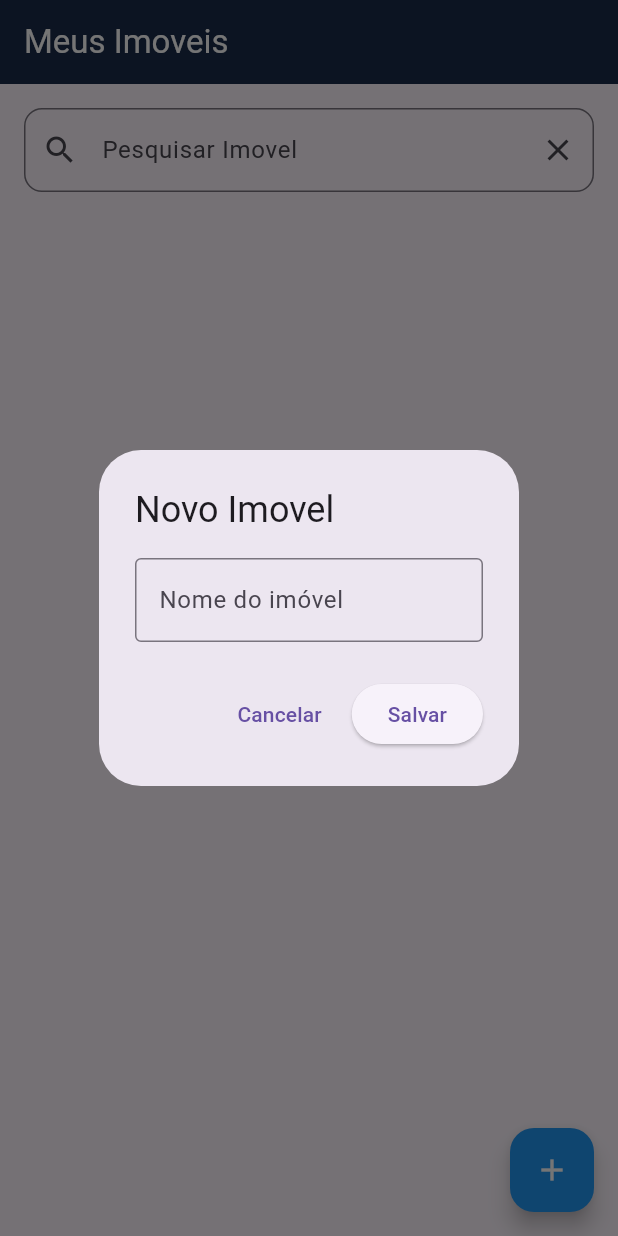
After one commit to rafaelfmaranhao/medidor_plus, a Flutter app: the ImoveisPage screen opened directly, after a tap on the "add" icon, on a phone screen of 412 x 824 dp. The commit adds this screen. Run offline on Flutter 3.47's test engine with Material 3 defaults, Android fonts, the phone set to English and light mode, and no system bars; network calls fail.

Commit message:
criacao da tela de cadastrod de imoveis- criacao do service da imoveis

```diff
--- a/lib/main.dart
+++ b/lib/main.dart
@@ -1,7 +1,9 @@
 import 'package:flutter/material.dart';
 import 'package:medidor_plus/screens/dashboard.dart';
+import 'package:medidor_plus/screens/imoveis.dart';
 import 'screens/login.dart';
+import 'screens/imoveis.dart';
 
 void main() {
-  runApp(MaterialApp(home: LoginPage()));
+  runApp(MaterialApp(home: ImoveisPage(token: 'meu token teste',)));
 }
--- /dev/null
+++ b/lib/screens/imoveis.dart
@@ -0,0 +1,191 @@
+import 'package:flutter/material.dart';
+import 'package:medidor_plus/services/imoveisServices.dart';
+
+class ImoveisPage extends StatefulWidget {
+
+  final String token;
+  const ImoveisPage({required this.token,super.key});
+
+
+  @override
+  State<ImoveisPage> createState() => _ImoveisPageState();
+}
+
+class _ImoveisPageState extends State<ImoveisPage> {
+
+  final imovelservice = ImoveisService();
+  final pesquisaCotroller = TextEditingController();
+  List<dynamic> imoveis = [];
+  bool carregando = false;
+
+  @override
+
+  void initState(){
+    super.initState();
+    carregarImoveis();
+  }
+  Future<void>carregarImoveis([String pesquisa = ''])async {
+    setState(() =>carregando =true );
+    final resultadopesquisa = await imovelservice.getImoveis(widget.token, pesquisa: pesquisa);
+    setState(() {
+      imoveis = resultadopesquisa;
+      carregando = false;
+    });
+
+  }
+
+//alert para cadastrar
+  void dialogCadastrar(){
+    final nomeController = TextEditingController();
+    showDialog(context: context, builder: (context)=>
+    AlertDialog(
+      title: Text('Novo Imovel'),
+      content: TextField(
+        controller: nomeController,
+        decoration: InputDecoration(
+          labelText: 'Nome do imóvel',
+          border: OutlineInputBorder(),
+        ),
+      ),
+      actions: [
+        TextButton(onPressed: ()=> Navigator.pop(context), child: Text('Cancelar')),
+        ElevatedButton(onPressed: ()async{
+          final resposta = await imovelservice.cadastrar(widget.token, nomeController.text);
+          Navigator.pop(context);
+          carregarImoveis();
+          ScaffoldMessenger.of(context).showSnackBar(
+            SnackBar(content: Text(resposta['message']))
+          );
+        }, child: Text('Salvar'))
+      ],
+    ));
+  }
+//alert para editar
+
+  void dialogEditar(int id, String nomeAtual){
+
+    final nomeController = TextEditingController(text: nomeAtual);
+
+    showDialog(context: context, builder: (context)=> AlertDialog(
+      title: Text('Editar Imovel'),
+      content: TextField(
+        controller: nomeController,
+        decoration: InputDecoration(
+          labelText: 'Nome do imovel',
+          border: OutlineInputBorder(),
+        ),
+
+      ),
+      actions: [
+        TextButton(onPressed: ()=> Navigator.pop(context), child: Text('Cancelar')),
+        ElevatedButton(onPressed: () async{
+          final resposta = await imovelservice.atualizar(widget.token, id, nomeController.text);
+          Navigator.pop(context);
+          carregarImoveis();
+          ScaffoldMessenger.of(context).showSnackBar(
+            SnackBar(content: Text(resposta['message']))
+          );
+        }, child: Text('Atualizar')),
+
+      ],
+    )
+    );
+
+  }
+
+//delete
+
+  void dialogDeletar(int id, String nome){
+    showDialog(
+      context: context,
+      builder: (context)=>AlertDialog(
+        title: Text('Remover imovel'),
+        content: Text('Deseja remover "$nome"?'),
+        actions: [
+          TextButton(
+            onPressed: () => Navigator.pop(context),
+            child: Text('Cancelar')),
+          ElevatedButton(
+            onPressed: ()async{
+              final resposta = await imovelservice.deletar(widget.token, id);
+              carregarImoveis();
+              ScaffoldMessenger.of(context).showSnackBar(SnackBar(content: Text(resposta['message'])));
+            },
+            child: Text('Remover', style: TextStyle(color: Colors.white),))
+        ],
+      ));
+  }
+
+
+  Widget build(BuildContext context) {
+    return Scaffold(
+      appBar: AppBar(
+        title: Text('Meus Imoveis'),
+        backgroundColor: Color(0xFF1A2B4A),
+        foregroundColor: Colors.white,
+      ),
+      floatingActionButton: FloatingActionButton(
+        onPressed: dialogCadastrar,
+        backgroundColor: Colors.blue,
+        child: Icon(Icons.add, color: Colors.white,),
+      ),
+      body: Column(
+        children: [
+          Padding(
+            padding: EdgeInsets.all(16),
+            child: TextField(
+              controller: pesquisaCotroller,
+              decoration: InputDecoration(
+                labelText: 'Pesquisar Imovel',
+                prefixIcon: Icon(Icons.search),
+                border: OutlineInputBorder(
+                  borderRadius: BorderRadius.circular(12)
+                ),
+                suffixIcon: IconButton(
+                  onPressed: (){
+                    pesquisaCotroller.clear();
+                    carregarImoveis();
+                  },
+                  icon: Icon(Icons.clear)
+                  )
+              ),
+              onChanged: (value)=> carregarImoveis(value),
+            ),
+          ),
+          Expanded(child: carregando ? Center(child: CircularProgressIndicator()) : imoveis.isEmpty ?Center(
+            child: Text('Nenhum imovel cadastrado')): ListView.separated(
+
+              itemCount: imoveis.length,
+              separatorBuilder: (context, index)=> Divider(),
+              itemBuilder: (context, index){
+
+                final imovel = imoveis[index];
+                return ListTile(
+                  leading: CircleAvatar(
+                    backgroundColor: Colors.blue.shade50 ,
+                    child: Icon(Icons.home, color: Colors.blue),
+                  ),
+                  title: Text(imovel['nome']),
+                  subtitle: Text('ID: ${imovel['id']}'),
+                  trailing: Row(
+                    mainAxisSize: MainAxisSize.min,
+                    children: [
+                      IconButton(
+                        onPressed: ()=> dialogEditar(imovel['id'], imovel['nome']),
+                        icon: Icon(Icons.edit, color: Colors.amber,)
+                      ),
+                      IconButton(
+                        onPressed: ()=> dialogDeletar(imovel['id'], imovel['nome']),
+                        icon: Icon(Icons.delete, color: Colors.redAccent,))
+                    ],
+                  ),
+                );
+
+              })
+          )
+
+        ],
+      )
+    );
+  }
+}
--- /dev/null
+++ b/lib/services/imoveisServices.dart
@@ -0,0 +1,65 @@
+import 'dart:convert';
+import 'dart:async';
+import 'package:http/http.dart' as http; // <-- Faltava essa linha!
+
+
+class ImoveisService{
+  final String baseUrl = 'http://10.0.2.2:5000';
+
+  Map<String, String>_headers(String token) =>{
+    'Content-Type' : 'application/json',
+    'Authorization': 'Bearer $token'
+  };
+//lista os imoveis
+  Future<List<dynamic>> getImoveis(String token, {String pesquisa = ''})async {
+    try {
+      final response = await http.get(
+        Uri.parse('$baseUrl/imoveis?q=$pesquisa'),
+        headers: _headers(token),
+
+      );
+      return jsonDecode(response.body);
+    }catch (e){
+      return [];
+    }
+    }
+//cadastrar imoveis
+  Future<Map<String, dynamic>> cadastrar(String token, String nome) async {
+    try{
+      final response = await http.post(
+        Uri.parse('$baseUrl/imoveis/cadastrar'),
+        headers: _headers(token),
+        body: jsonEncode({'nome' : nome}),
+      );
+      return jsonDecode(response.body);
+    }catch(e){
+      return {'success': false, 'message': 'Erro: $e'};
+    }
+  }
+//atualizaar imoveis
+  Future<Map<String, dynamic>> atualizar(String token, int id, String nome)async {
+    try{
+      final response = await http.put(
+        Uri.parse('$baseUrl/imoveis/atualizar'),
+        headers: _headers(token),
+        body: jsonEncode({'id': id, 'nome': nome}),
+      );
+      return jsonDecode(response.body);
+
+    }catch(e){
+      return {'success':false,'message':'Erro:$e'};
+    }
+  }
+  Future<Map<String, dynamic>>deletar(String token, int id) async{
+    try{
+      final response = await http.delete(
+        Uri.parse('$baseUrl/imoveis/deletar'),
+        headers: _headers(token),
+        body: jsonEncode({'id': id}),
+      );
+    return jsonDecode(response.body);
+    }catch(e){
+    return {'success': false, 'message': 'Erro: $e'};
+  }
+  }
+}
```
